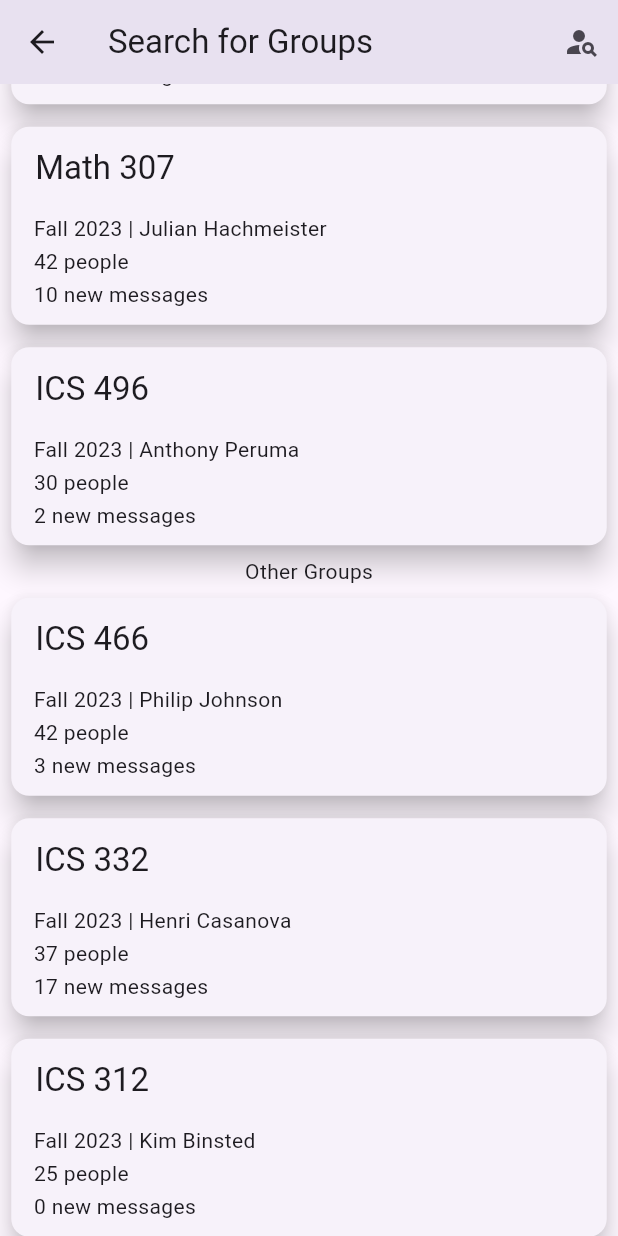
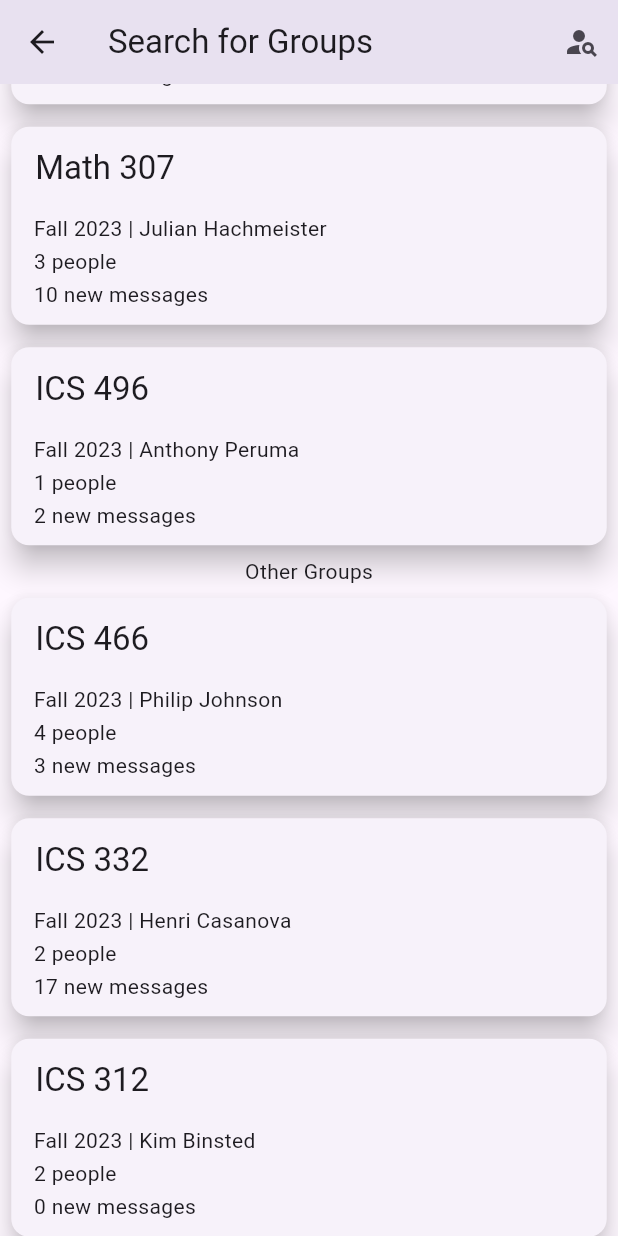
Before and after one commit to ConnectUni/connectuni, a Flutter app: the SearchGroupsScreen screen opened by its route, scrolled down 576 dp, on a phone screen of 412 x 824 dp. Run offline on Flutter 3.47's test engine with Material 3 defaults, Android fonts, the light colour scheme and no system bars; our stand-ins replace multi_select_flutter.

Commit message:
Refine the Groups database
Refined the previously existing Groups database with our new database fields. Also updated the name of getGroups to getAllGroups for clarity.

```diff
--- a/lib/model/group_card_view.dart
+++ b/lib/model/group_card_view.dart
@@ -9,7 +9,7 @@ class GroupCardView extends StatelessWidget {
 
   @override
   Widget build(BuildContext context) {
-    Group thisGrouping = groupsDB.getGroup(name);
+    Group thisGrouping = groupsDB.getGroupByName(name);
     return Padding(
       padding: const EdgeInsets.all(3.5),
       child: Card(
@@ -30,14 +30,14 @@ class GroupCardView extends StatelessWidget {
                   padding: const EdgeInsets.only(left: 15.0, top: 2.0),
                   child: Align(
                     alignment: Alignment.centerLeft,
-                    child: Text(thisGrouping.groupMembers.toString() + " people"),
+                    child: Text("${thisGrouping.userIds.length} people"),
                   )
               ),
               Padding(
                   padding: const EdgeInsets.only(left: 15.0, top: 2.0),
                   child: Align(
                     alignment: Alignment.centerLeft,
-                    child: Text(thisGrouping.newMessages.toString() + " new messages"
+                    child: Text("${thisGrouping.newMessages} new messages"
                   )
                   )
               ),
--- a/lib/screens/groups_screen.dart
+++ b/lib/screens/groups_screen.dart
@@ -44,7 +44,7 @@ class _GroupsScreenState extends State<GroupsScreen> {
         children: [
           //TODO: Implement functionality and make cards interactive rather than simply visual.
           ...groupsDB
-              .getGroups()
+              .getAllGroups()
               .map((gName) => GroupCardView(name: gName.groupName)),
           const Center(
             //TODO: Implement functionality and change from ICON to Button
--- a/lib/screens/search_groups_screen.dart
+++ b/lib/screens/search_groups_screen.dart
@@ -16,7 +16,7 @@ class SearchGroupsScreen extends StatefulWidget {
 }
 
 class _SearchGroupsScreenState extends State<SearchGroupsScreen> {
-  final _items = groupsDB.getGroups().map((gName) => MultiSelectItem(gName, gName.groupName)).toList();
+  final _items = groupsDB.getAllGroups().map((gName) => MultiSelectItem(gName, gName.groupName)).toList();
 
   @override
   Widget build(BuildContext context) {
@@ -104,14 +104,14 @@ class _SearchGroupsScreenState extends State<SearchGroupsScreen> {
               textAlign: TextAlign.left,
             ),
             ...groupsDB
-                .getGroups()
+                .getAllGroups()
                 .map((gName) => GroupCardView(name: gName.groupName)),
             const Text(
               'Other Groups',
               textAlign: TextAlign.left,
             ),
             ...groupsDB
-                .getGroups()
+                .getAllGroups()
                 .map((gName) => GroupCardView(name: gName.groupName)),
             const Text(
                 'Events'
--- a/lib/screens/search_people_screen.dart
+++ b/lib/screens/search_people_screen.dart
@@ -16,7 +16,7 @@ class SearchPeopleScreen extends StatefulWidget {
 }
 
 class _SearchPeopleScreenState extends State<SearchPeopleScreen> {
-  final _items = groupsDB.getGroups().map((gName) => MultiSelectItem(gName, gName.groupName)).toList();
+  final _items = groupsDB.getAllGroups().map((gName) => MultiSelectItem(gName, gName.groupName)).toList();
 
   @override
   Widget build(BuildContext context) {
```
Also changed, not shown: lib/model/group.dart (+94 -12 lines).
